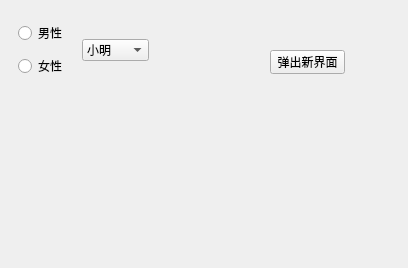
First picture: the form in QCombox/widget.ui, repository oimo-129/Qt01, before the edit.
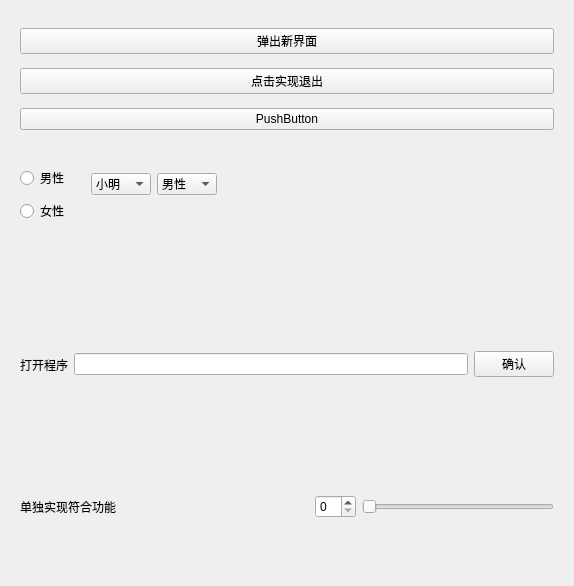
Second picture: the form after the edit.

Commit message: 9.16 对相关功能进行修改

What changed in the file:
```diff
--- a/QCombox/widget.ui
+++ b/QCombox/widget.ui
@@ -6,25 +6,52 @@
    <rect>
     <x>0</x>
     <y>0</y>
-    <width>408</width>
-    <height>268</height>
+    <width>574</width>
+    <height>586</height>
    </rect>
   </property>
   <property name="windowTitle">
    <string>Widget</string>
   </property>
+  <layout class="QVBoxLayout" name="verticalLayout_3">
+   <item>
+    <widget class="QWidget" name="widget_4" native="true">
+     <layout class="QVBoxLayout" name="verticalLayout_2">
+      <item>
+       <widget class="QPushButton" name="pushButton">
+        <property name="text">
+         <string>弹出新界面</string>
+        </property>
+       </widget>
+      </item>
+      <item>
+       <widget class="QPushButton" name="exit">
+        <property name="text">
+         <string>点击实现退出</string>
+        </property>
+       </widget>
+      </item>
+      <item>
+       <widget class="QPushButton" name="btn">
+        <property name="text">
+         <string>PushButton</string>
+        </property>
+       </widget>
+      </item>
+     </layout>
+    </widget>
+   </item>
+   <item>
   <widget class="QWidget" name="widget_2" native="true">
+     <widget class="QWidget" name="widget" native="true">
    <property name="geometry">
     <rect>
      <x>9</x>
      <y>9</y>
-     <width>140</width>
-     <height>82</height>
-    </rect>
-   </property>
-   <layout class="QHBoxLayout" name="horizontalLayout">
-    <item>
-     <widget class="QWidget" name="widget" native="true">
+        <width>65</width>
+        <height>64</height>
+       </rect>
+      </property>
       <layout class="QVBoxLayout" name="verticalLayout">
        <item>
         <widget class="QRadioButton" name="radioButton">
@@ -42,9 +69,18 @@
        </item>
       </layout>
      </widget>
-    </item>
+     <widget class="QWidget" name="widget_5" native="true">
+      <property name="geometry">
+       <rect>
+        <x>80</x>
+        <y>10</y>
+        <width>126</width>
+        <height>40</height>
+       </rect>
+      </property>
+      <layout class="QHBoxLayout" name="horizontalLayout_2">
     <item>
-     <widget class="QComboBox" name="comboBox">
+        <widget class="QComboBox" name="cBox1">
       <item>
        <property name="text">
         <string>小明</string>
@@ -57,21 +93,84 @@
       </item>
      </widget>
     </item>
-   </layout>
-  </widget>
-  <widget class="QPushButton" name="pushButton">
-   <property name="geometry">
-    <rect>
-     <x>270</x>
-     <y>50</y>
-     <width>75</width>
-     <height>24</height>
-    </rect>
-   </property>
+       <item>
+        <widget class="QComboBox" name="cBox2">
+         <item>
+          <property name="text">
+           <string>男性</string>
+          </property>
+         </item>
+         <item>
+          <property name="text">
+           <string>女性</string>
+          </property>
+         </item>
+        </widget>
+       </item>
+      </layout>
+     </widget>
+    </widget>
+   </item>
+   <item>
+    <widget class="QWidget" name="widget_3" native="true">
+     <layout class="QHBoxLayout" name="horizontalLayout">
+      <item>
+       <widget class="QLabel" name="label">
+        <property name="text">
+         <string>打开程序</string>
+        </property>
+       </widget>
+      </item>
+      <item>
+       <widget class="QLineEdit" name="lineEdit"/>
+      </item>
+      <item>
+       <widget class="QPushButton" name="pushButton_2">
    <property name="text">
-    <string>弹出新界面</string>
-   </property>
-  </widget>
+         <string>确认</string>
+        </property>
+       </widget>
+      </item>
+     </layout>
+    </widget>
+   </item>
+   <item>
+    <widget class="QWidget" name="widget_6" native="true">
+     <layout class="QHBoxLayout" name="horizontalLayout_3">
+      <item>
+       <widget class="QLabel" name="label_2">
+        <property name="text">
+         <string>单独实现符合功能</string>
+        </property>
+       </widget>
+      </item>
+      <item>
+       <spacer name="horizontalSpacer">
+        <property name="orientation">
+         <enum>Qt::Horizontal</enum>
+        </property>
+        <property name="sizeHint" stdset="0">
+         <size>
+          <width>40</width>
+          <height>20</height>
+         </size>
+        </property>
+       </spacer>
+      </item>
+      <item>
+       <widget class="QSpinBox" name="spinBox"/>
+      </item>
+      <item>
+       <widget class="QSlider" name="horizontalSlider">
+        <property name="orientation">
+         <enum>Qt::Horizontal</enum>
+        </property>
+       </widget>
+      </item>
+     </layout>
+    </widget>
+   </item>
+  </layout>
  </widget>
  <resources/>
  <connections/>
```
Left out of the diff: 2 changed lines with no effect on the pictures. Lines whose indentation alone changed are shown as unchanged. The commit also changes 13 other files.
